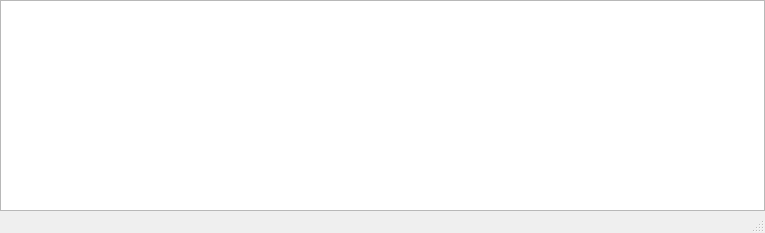
This is src/ECM_gui/misc_dialogs/window_notifications.ui in dmherrington/ECM-Control-System as Qt 5 draws it before an edit. The edited form follows.
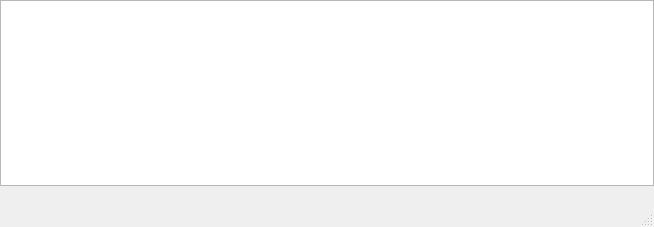
This is the edited form.

Commit message: Begin Support Notifications and PRG

```diff
--- a/src/ECM_gui/misc_dialogs/window_notifications.ui
+++ b/src/ECM_gui/misc_dialogs/window_notifications.ui
@@ -6,46 +6,36 @@
    <rect>
     <x>0</x>
     <y>0</y>
-    <width>765</width>
-    <height>233</height>
+    <width>654</width>
+    <height>227</height>
    </rect>
   </property>
-  <property name="sizePolicy">
-   <sizepolicy hsizetype="MinimumExpanding" vsizetype="MinimumExpanding">
-    <horstretch>0</horstretch>
-    <verstretch>0</verstretch>
-   </sizepolicy>
+  <property name="minimumSize">
+   <size>
+    <width>550</width>
+    <height>64</height>
+   </size>
   </property>
   <property name="windowTitle">
    <string>Notification Window</string>
   </property>
   <widget class="QWidget" name="centralwidget">
-   <property name="sizePolicy">
-    <sizepolicy hsizetype="MinimumExpanding" vsizetype="MinimumExpanding">
-     <horstretch>0</horstretch>
-     <verstretch>0</verstretch>
-    </sizepolicy>
-   </property>
-   <layout class="QGridLayout" name="gridLayout">
-    <property name="leftMargin">
-     <number>0</number>
+   <widget class="QListWidget" name="listWidget_Notifications">
+    <property name="geometry">
+     <rect>
+      <x>0</x>
+      <y>0</y>
+      <width>654</width>
+      <height>186</height>
+     </rect>
     </property>
-    <property name="topMargin">
-     <number>0</number>
+    <property name="minimumSize">
+     <size>
+      <width>0</width>
+      <height>64</height>
+     </size>
     </property>
-    <property name="rightMargin">
-     <number>0</number>
-    </property>
-    <property name="bottomMargin">
-     <number>0</number>
-    </property>
-    <property name="spacing">
-     <number>0</number>
-    </property>
-    <item row="0" column="0">
-     <widget class="QListWidget" name="listWidget"/>
-    </item>
-   </layout>
+   </widget>
   </widget>
   <widget class="QMenuBar" name="menubar">
    <property name="geometry">
```
Left out of the diff: 4 changed lines with no effect on the pictures. The commit also changes 17 other files.
